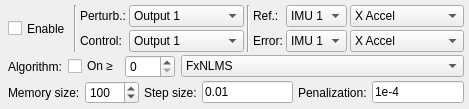
The window that uifiles/ControlPanel.ui (eduardobatista/ActVibSoftware) describes before a commit, drawn with Qt 5.
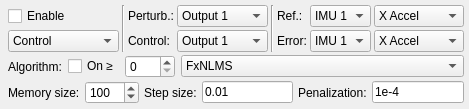
The same window after the commit.

Commit message: Several improvements in Control Panel (e.g. Path Modeling option included).

Diff of the .ui file:
```diff
--- a/uifiles/ControlPanel.ui
+++ b/uifiles/ControlPanel.ui
@@ -366,7 +366,21 @@
            </property>
           </widget>
          </item>
-         <item row="0" column="2" rowspan="2">
+         <item row="1" column="1">
+          <widget class="QComboBox" name="comboCtrlTask">
+           <item>
+            <property name="text">
+             <string>Control</string>
+            </property>
+           </item>
+           <item>
+            <property name="text">
+             <string>Path Modelling</string>
+            </property>
+           </item>
+          </widget>
+         </item>
+         <item row="0" column="1">
           <widget class="QCheckBox" name="checkControle">
            <property name="sizePolicy">
             <sizepolicy hsizetype="Fixed" vsizetype="Minimum">
```
The commit also changes 5 other files.
